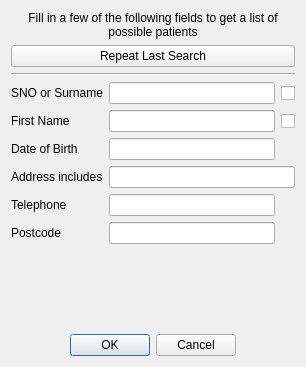
rowinggolfer/openmolar1, file src/openmolar/qt-designer/patient_finder.ui: the form before one commit.
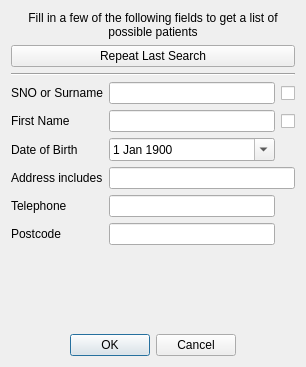
The form after the commit. Icons and pictures are not drawn.

Commit message: date localisation

Diff of the .ui file:
```diff
--- a/src/openmolar/qt-designer/patient_finder.ui
+++ b/src/openmolar/qt-designer/patient_finder.ui
@@ -155,16 +155,9 @@
      </property>
     </widget>
    </item>
-   <item row="5" column="1" >
-    <widget class="QLineEdit" name="dob" >
-     <property name="toolTip" >
-      <string>Date of birth in format dd/mm/yyyy</string>
-     </property>
-    </widget>
-   </item>
-   <item row="6" column="0" >
-    <widget class="QLabel" name="label_7" >
-     <property name="layoutDirection" >
+   <item row="6" column="0">
+    <widget class="QLabel" name="label_7">
+     <property name="layoutDirection">
       <enum>Qt::RightToLeft</enum>
      </property>
      <property name="text" >
@@ -252,7 +245,24 @@
      <property name="standardButtons" >
       <set>QDialogButtonBox::Cancel|QDialogButtonBox::Ok</set>
      </property>
-     <property name="centerButtons" >
+     <property name="centerButtons">
+      <bool>true</bool>
+     </property>
+    </widget>
+   </item>
+   <item row="5" column="1">
+    <widget class="QDateEdit" name="dateEdit">
+     <property name="dateTime">
+      <datetime>
+       <hour>0</hour>
+       <minute>0</minute>
+       <second>0</second>
+       <year>1900</year>
+       <month>1</month>
+       <day>1</day>
+      </datetime>
+     </property>
+     <property name="calendarPopup">
       <bool>true</bool>
      </property>
     </widget>
```
Left out of the diff: 196 changed lines with no effect on the pictures. The commit also changes 7 other files.
